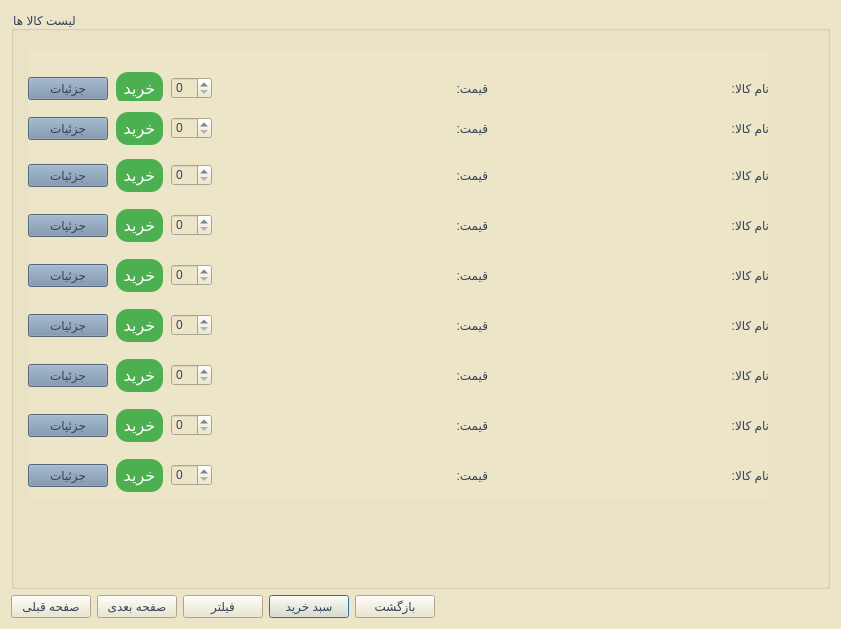
Old version of the form Project_Ap/goodslist.ui in the repository AP-projects-4001/metagoofill.
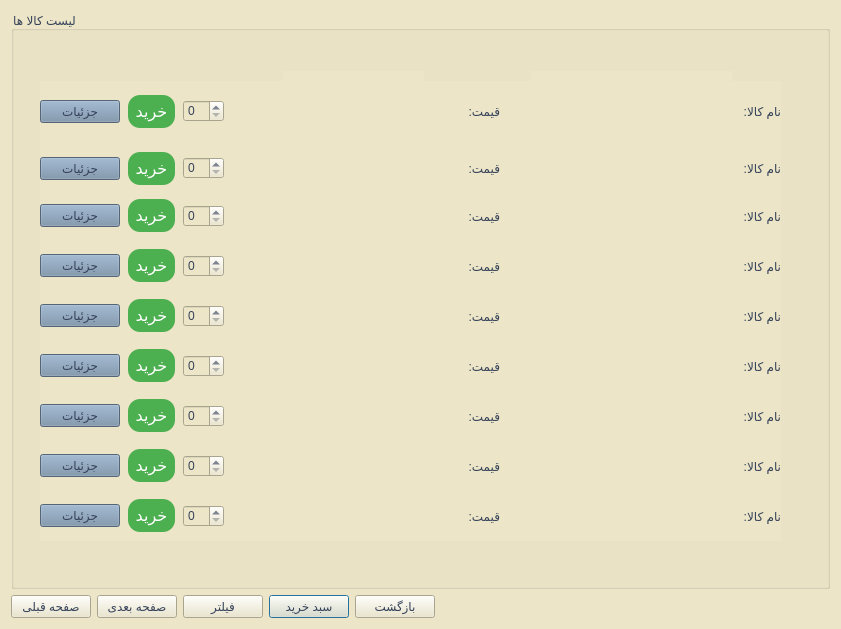
New version of the form.

The edit to the form file:
```diff
--- a/Project_Ap/goodslist.ui
+++ b/Project_Ap/goodslist.ui
@@ -108,8 +108,8 @@
      <widget class="QLabel" name="label_type_8">
       <property name="geometry">
        <rect>
-        <x>508</x>
-        <y>450</y>
+        <x>520</x>
+        <y>460</y>
         <width>201</width>
         <height>24</height>
        </rect>
@@ -121,8 +121,8 @@
      <widget class="QLabel" name="label_type_0">
       <property name="geometry">
        <rect>
-        <x>508</x>
-        <y>50</y>
+        <x>520</x>
+        <y>60</y>
         <width>201</width>
         <height>24</height>
        </rect>
@@ -134,8 +134,8 @@
      <widget class="QLabel" name="label_type_1">
       <property name="geometry">
        <rect>
-        <x>508</x>
-        <y>100</y>
+        <x>520</x>
+        <y>110</y>
         <width>201</width>
         <height>24</height>
        </rect>
@@ -147,8 +147,8 @@
      <widget class="QLabel" name="label_type_2">
       <property name="geometry">
        <rect>
-        <x>508</x>
-        <y>150</y>
+        <x>520</x>
+        <y>160</y>
         <width>201</width>
         <height>24</height>
        </rect>
@@ -160,8 +160,8 @@
      <widget class="QLabel" name="label_type_3">
       <property name="geometry">
        <rect>
-        <x>508</x>
-        <y>200</y>
+        <x>520</x>
+        <y>210</y>
         <width>201</width>
         <height>24</height>
        </rect>
@@ -173,8 +173,8 @@
      <widget class="QLabel" name="label_type_4">
       <property name="geometry">
        <rect>
-        <x>508</x>
-        <y>250</y>
+        <x>520</x>
+        <y>260</y>
         <width>201</width>
         <height>24</height>
        </rect>
@@ -186,8 +186,8 @@
      <widget class="QLabel" name="label_type_5">
       <property name="geometry">
        <rect>
-        <x>508</x>
-        <y>300</y>
+        <x>520</x>
+        <y>310</y>
         <width>201</width>
         <height>24</height>
        </rect>
@@ -199,8 +199,8 @@
      <widget class="QLabel" name="label_type_6">
       <property name="geometry">
        <rect>
-        <x>508</x>
-        <y>350</y>
+        <x>520</x>
+        <y>360</y>
         <width>201</width>
         <height>24</height>
        </rect>
@@ -212,8 +212,8 @@
      <widget class="QLabel" name="label_type_7">
       <property name="geometry">
        <rect>
-        <x>508</x>
-        <y>400</y>
+        <x>520</x>
+        <y>410</y>
         <width>201</width>
         <height>24</height>
        </rect>
@@ -225,8 +225,8 @@
      <widget class="QLabel" name="label_price_0">
       <property name="geometry">
        <rect>
-        <x>260</x>
-        <y>50</y>
+        <x>272</x>
+        <y>60</y>
         <width>141</width>
         <height>24</height>
        </rect>
@@ -238,8 +238,8 @@
      <widget class="QLabel" name="label_price_1">
       <property name="geometry">
        <rect>
-        <x>260</x>
-        <y>100</y>
+        <x>272</x>
+        <y>110</y>
         <width>141</width>
         <height>24</height>
        </rect>
@@ -251,8 +251,8 @@
      <widget class="QLabel" name="label_price_2">
       <property name="geometry">
        <rect>
-        <x>260</x>
-        <y>150</y>
+        <x>272</x>
+        <y>160</y>
         <width>141</width>
         <height>24</height>
        </rect>
@@ -264,8 +264,8 @@
      <widget class="QLabel" name="label_price_4">
       <property name="geometry">
        <rect>
-        <x>260</x>
-        <y>250</y>
+        <x>272</x>
+        <y>260</y>
         <width>141</width>
         <height>24</height>
        </rect>
@@ -277,8 +277,8 @@
      <widget class="QLabel" name="label_price_5">
       <property name="geometry">
        <rect>
-        <x>260</x>
-        <y>300</y>
+        <x>272</x>
+        <y>310</y>
         <width>141</width>
         <height>24</height>
        </rect>
@@ -290,8 +290,8 @@
      <widget class="QLabel" name="label_price_6">
       <property name="geometry">
        <rect>
-        <x>260</x>
-        <y>350</y>
+        <x>272</x>
+        <y>360</y>
         <width>141</width>
         <height>24</height>
        </rect>
@@ -303,8 +303,8 @@
      <widget class="QLabel" name="label_price_7">
       <property name="geometry">
        <rect>
-        <x>260</x>
-        <y>400</y>
+        <x>272</x>
+        <y>410</y>
         <width>141</width>
         <height>24</height>
        </rect>
@@ -316,8 +316,8 @@
      <widget class="QLabel" name="label_price_8">
       <property name="geometry">
        <rect>
-        <x>260</x>
-        <y>450</y>
+        <x>272</x>
+        <y>460</y>
         <width>141</width>
         <height>24</height>
        </rect>
@@ -329,10 +329,10 @@
      <widget class="QWidget" name="layoutWidget">
       <property name="geometry">
        <rect>
-        <x>17</x>
-        <y>40</y>
+        <x>29</x>
+        <y>70</y>
         <width>741</width>
-        <height>75</height>
+        <height>61</height>
        </rect>
       </property>
       <layout class="QHBoxLayout" name="horizontalLayout">
@@ -417,8 +417,8 @@
      <widget class="QWidget" name="layoutWidget">
       <property name="geometry">
        <rect>
-        <x>17</x>
-        <y>90</y>
+        <x>29</x>
+        <y>130</y>
         <width>741</width>
         <height>55</height>
        </rect>
@@ -502,10 +502,10 @@
      <widget class="QWidget" name="layoutWidget">
       <property name="geometry">
        <rect>
-        <x>17</x>
-        <y>140</y>
+        <x>29</x>
+        <y>180</y>
         <width>741</width>
-        <height>49</height>
+        <height>50</height>
        </rect>
       </property>
       <layout class="QHBoxLayout" name="horizontalLayout_3">
@@ -587,10 +587,10 @@
      <widget class="QWidget" name="layoutWidget">
       <property name="geometry">
        <rect>
-        <x>17</x>
-        <y>190</y>
+        <x>29</x>
+        <y>230</y>
         <width>741</width>
-        <height>49</height>
+        <height>50</height>
        </rect>
       </property>
       <layout class="QHBoxLayout" name="horizontalLayout_4">
@@ -672,10 +672,10 @@
      <widget class="QWidget" name="layoutWidget">
       <property name="geometry">
        <rect>
-        <x>17</x>
-        <y>240</y>
+        <x>29</x>
+        <y>280</y>
         <width>741</width>
-        <height>49</height>
+        <height>50</height>
        </rect>
       </property>
       <layout class="QHBoxLayout" name="horizontalLayout_5">
@@ -757,10 +757,10 @@
      <widget class="QWidget" name="layoutWidget">
       <property name="geometry">
        <rect>
-        <x>17</x>
-        <y>290</y>
+        <x>29</x>
+        <y>330</y>
         <width>741</width>
-        <height>49</height>
+        <height>50</height>
        </rect>
       </property>
       <layout class="QHBoxLayout" name="horizontalLayout_6">
@@ -842,10 +842,10 @@
      <widget class="QWidget" name="layoutWidget">
       <property name="geometry">
        <rect>
-        <x>17</x>
-        <y>340</y>
+        <x>29</x>
+        <y>380</y>
         <width>741</width>
-        <height>49</height>
+        <height>50</height>
        </rect>
       </property>
       <layout class="QHBoxLayout" name="horizontalLayout_7">
@@ -927,10 +927,10 @@
      <widget class="QWidget" name="layoutWidget">
       <property name="geometry">
        <rect>
-        <x>17</x>
-        <y>390</y>
+        <x>29</x>
+        <y>430</y>
         <width>741</width>
-        <height>49</height>
+        <height>50</height>
        </rect>
       </property>
       <layout class="QHBoxLayout" name="horizontalLayout_8">
@@ -1012,10 +1012,10 @@
      <widget class="QWidget" name="layoutWidget">
       <property name="geometry">
        <rect>
-        <x>17</x>
-        <y>440</y>
+        <x>29</x>
+        <y>480</y>
         <width>741</width>
-        <height>49</height>
+        <height>50</height>
        </rect>
       </property>
       <layout class="QHBoxLayout" name="horizontalLayout_9">
```
Left out of the diff: 18 changed lines with no effect on the pictures.
